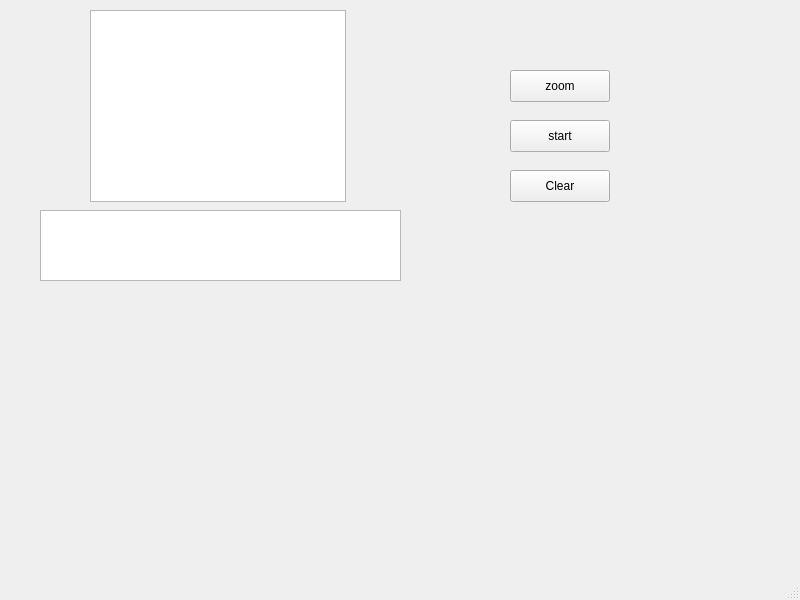
First picture: the form in mainwindow.ui, repository jeffeehsiung/AdventureQuest_Qt_Cpp, before the edit.
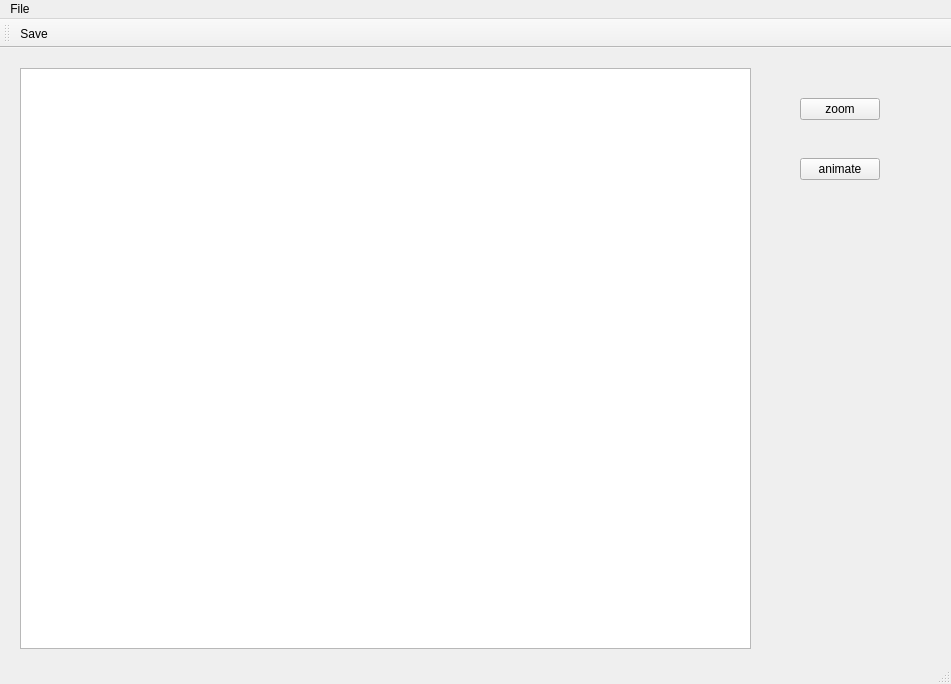
Second picture: the form after the edit.

Diff of the .ui file:
```diff
--- a/mainwindow.ui
+++ b/mainwindow.ui
@@ -6,94 +6,97 @@
    <rect>
     <x>0</x>
     <y>0</y>
-    <width>800</width>
-    <height>600</height>
+    <width>951</width>
+    <height>684</height>
    </rect>
   </property>
   <property name="windowTitle">
    <string>MainWindow</string>
   </property>
-  <widget class="QWidget" name="centralwidget">
-   <widget class="QTextEdit" name="textEdit">
-    <property name="geometry">
-     <rect>
-      <x>40</x>
-      <y>210</y>
-      <width>361</width>
-      <height>71</height>
-     </rect>
-    </property>
-   </widget>
-   <widget class="QPushButton" name="clear">
-    <property name="geometry">
-     <rect>
-      <x>510</x>
-      <y>170</y>
-      <width>100</width>
-      <height>32</height>
-     </rect>
-    </property>
-    <property name="text">
-     <string>Clear</string>
-    </property>
-   </widget>
+  <property name="styleSheet">
+   <string notr="true"/>
+  </property>
+  <widget class="QWidget" name="centralWidget">
    <widget class="QGraphicsView" name="graphicsView">
     <property name="geometry">
      <rect>
-      <x>90</x>
-      <y>10</y>
-      <width>256</width>
-      <height>192</height>
+      <x>20</x>
+      <y>20</y>
+      <width>731</width>
+      <height>581</height>
      </rect>
-    </property>
-    <property name="accessibleName">
-     <string/>
-    </property>
-   </widget>
-   <widget class="QPushButton" name="zoom">
-    <property name="geometry">
-     <rect>
-      <x>510</x>
-      <y>70</y>
-      <width>100</width>
-      <height>32</height>
-     </rect>
-    </property>
-    <property name="text">
-     <string>zoom</string>
     </property>
    </widget>
    <widget class="QPushButton" name="pushButton">
     <property name="geometry">
      <rect>
-      <x>510</x>
-      <y>120</y>
-      <width>100</width>
-      <height>32</height>
+      <x>800</x>
+      <y>50</y>
+      <width>80</width>
+      <height>22</height>
      </rect>
     </property>
     <property name="text">
-     <string>start</string>
+     <string>zoom</string>
     </property>
    </widget>
-   <zorder>textEdit</zorder>
-   <zorder>clear</zorder>
-   <zorder>zoom</zorder>
-   <zorder>graphicsView</zorder>
-   <zorder>pushButton</zorder>
+   <widget class="QPushButton" name="pushButton_2">
+    <property name="geometry">
+     <rect>
+      <x>800</x>
+      <y>110</y>
+      <width>80</width>
+      <height>22</height>
+     </rect>
+    </property>
+    <property name="text">
+     <string>animate</string>
+    </property>
+   </widget>
   </widget>
   <widget class="QMenuBar" name="menubar">
    <property name="geometry">
     <rect>
      <x>0</x>
      <y>0</y>
-     <width>800</width>
-     <height>24</height>
+     <width>951</width>
+     <height>19</height>
     </rect>
    </property>
+   <widget class="QMenu" name="menuFile">
+    <property name="title">
+     <string>File</string>
+    </property>
+    <addaction name="actionOpen"/>
+    <addaction name="actionSave"/>
+   </widget>
+   <addaction name="menuFile"/>
   </widget>
-  <widget class="QStatusBar" name="statusbar"/>
+  <widget class="QToolBar" name="mainToolBar">
+   <attribute name="toolBarArea">
+    <enum>TopToolBarArea</enum>
+   </attribute>
+   <attribute name="toolBarBreak">
+    <bool>false</bool>
+   </attribute>
+   <addaction name="actionSave"/>
+  </widget>
+  <widget class="QStatusBar" name="statusBar"/>
+  <action name="actionOpen">
+   <property name="text">
+    <string>Open</string>
+   </property>
+  </action>
+  <action name="actionSave">
+   <property name="text">
+    <string>Save</string>
+   </property>
+   <property name="shortcut">
+    <string>Ctrl+S</string>
+   </property>
+  </action>
  </widget>
+ <layoutdefault spacing="6" margin="11"/>
  <resources/>
  <connections>
   <connection>
```
Left out of the diff: 46 changed lines with no effect on the pictures.
